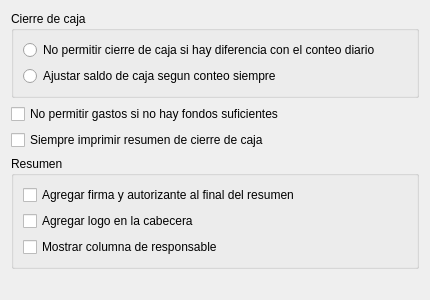
This is trunk/plugins/caja/formprefcajabase.ui in chungote/gestotux as Qt 5 draws it before an edit. The edited form follows.
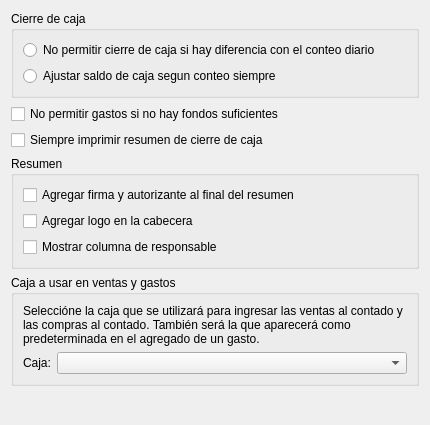
This is the edited form.

```diff
--- a/trunk/plugins/caja/formprefcajabase.ui
+++ b/trunk/plugins/caja/formprefcajabase.ui
@@ -7,13 +7,13 @@
     <x>0</x>
     <y>0</y>
     <width>430</width>
-    <height>300</height>
+    <height>425</height>
    </rect>
   </property>
   <property name="windowTitle">
    <string>Form</string>
   </property>
-  <layout class="QVBoxLayout" name="verticalLayout_2">
+  <layout class="QVBoxLayout" name="verticalLayout_4">
    <item>
     <widget class="QGroupBox" name="BGCierre">
      <property name="title">
@@ -81,6 +81,53 @@
      </layout>
     </widget>
    </item>
+   <item>
+    <widget class="QGroupBox" name="GBCaja">
+     <property name="title">
+      <string>Caja a usar en ventas y gastos</string>
+     </property>
+     <layout class="QVBoxLayout" name="verticalLayout_2">
+      <item>
+       <widget class="QLabel" name="label">
+        <property name="text">
+         <string>&lt;!DOCTYPE HTML PUBLIC &quot;-//W3C//DTD HTML 4.0//EN&quot; &quot;http://www.w3.org/TR/REC-html40/strict.dtd&quot;&gt;
+&lt;html&gt;&lt;head&gt;&lt;meta name=&quot;qrichtext&quot; content=&quot;1&quot; /&gt;&lt;style type=&quot;text/css&quot;&gt;
+p, li { white-space: pre-wrap; }
+&lt;/style&gt;&lt;/head&gt;&lt;body style=&quot; font-family:'Sans Serif'; font-size:10pt; font-weight:400; font-style:normal;&quot;&gt;
+&lt;table style=&quot;-qt-table-type: root; margin-top:4px; margin-bottom:4px; margin-left:4px; margin-right:4px;&quot;&gt;
+&lt;tr&gt;
+&lt;td style=&quot;border: none;&quot;&gt;
+&lt;p style=&quot; margin-top:0px; margin-bottom:0px; margin-left:0px; margin-right:0px; -qt-block-indent:0; text-indent:0px;&quot;&gt;&lt;span style=&quot; font-size:9pt;&quot;&gt;Seleccióne la caja que se utilizará para ingresar las ventas al contado y las compras al contado. También será la que aparecerá como predeterminada en el agregado de un gasto.&lt;/span&gt;&lt;/p&gt;&lt;/td&gt;&lt;/tr&gt;&lt;/table&gt;&lt;/body&gt;&lt;/html&gt;</string>
+        </property>
+        <property name="wordWrap">
+         <bool>true</bool>
+        </property>
+       </widget>
+      </item>
+      <item>
+       <layout class="QHBoxLayout" name="horizontalLayout">
+        <item>
+         <widget class="QLabel" name="label_2">
+          <property name="text">
+           <string>Caja:</string>
+          </property>
+         </widget>
+        </item>
+        <item>
+         <widget class="QComboBox" name="CBCaja">
+          <property name="sizePolicy">
+           <sizepolicy hsizetype="MinimumExpanding" vsizetype="Fixed">
+            <horstretch>0</horstretch>
+            <verstretch>0</verstretch>
+           </sizepolicy>
+          </property>
+         </widget>
+        </item>
+       </layout>
+      </item>
+     </layout>
+    </widget>
+   </item>
    <item>
     <spacer name="verticalSpacer">
      <property name="orientation">
```
